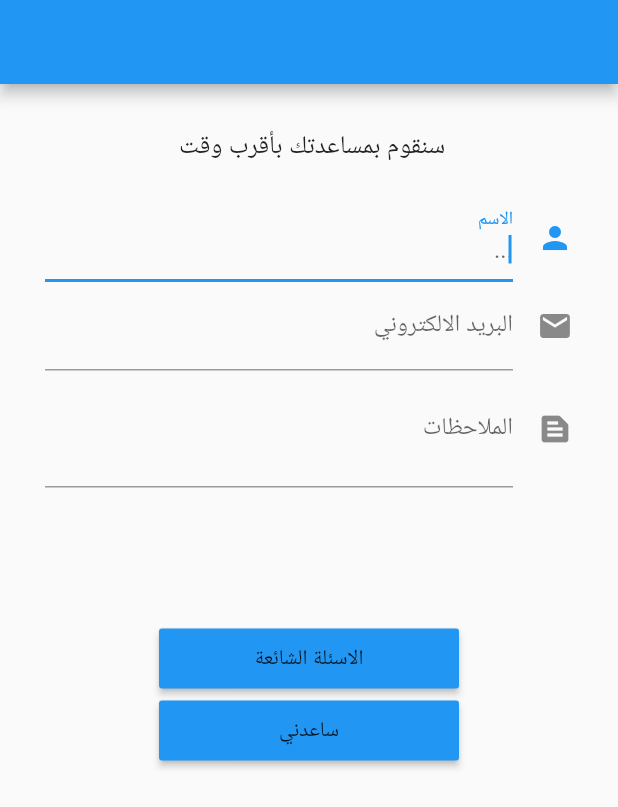
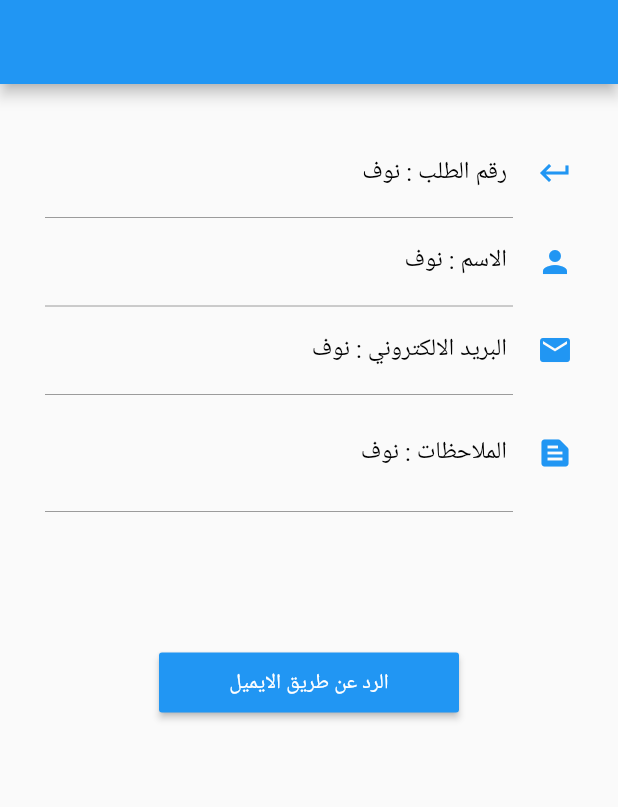
Before and after one commit to Reemalmalki/hawia_app, a Flutter app: the MyHomePage screen opened directly with empty values, on a phone screen of 412 x 824 dp. Shown: the top 807 px of the screen. Run offline on Flutter 3.47's test engine with Material 2 defaults, Android fonts, the phone set to English and light mode, and no system bars; our stand-ins replace cloud_firestore, firebase_auth, firebase_core, rflutter_alert; accounts and stored records are empty; Roboto replaces fonts that are missing (Hind).

Commit message:
view help request info as front end done

```diff
--- a/lib/viewHelpRequestInfo.dart
+++ b/lib/viewHelpRequestInfo.dart
@@ -2,30 +2,20 @@ import 'package:flutter/material.dart';
 import 'package:flutter/services.dart';
 import 'package:cloud_firestore/cloud_firestore.dart';
 import 'package:firebase_core/firebase_core.dart';
+import 'package:rflutter_alert/rflutter_alert.dart';
 
-void main() => runApp(MyApp1());
+//import 'package:flutter_email_sender/flutter_email_sender.dart';
 
-class MyApp1 extends StatelessWidget {
+void main() => runApp(MyApp());
+
+class MyApp extends StatelessWidget {
   @override
-  /* Widget build(BuildContext context) {
-    return new MaterialApp(
-      // title: 'Flutter Form Demo',
-      theme: new ThemeData(
-        primarySwatch: Colors.blue,
-      ),
-      home: new MyHomePage(title: ' طلب المساعدة '),
-    );
-  }
-}*/
-
   Widget build(BuildContext context) {
     final appName = 'طلبات المساعدة';
 
     return MaterialApp(
       title: appName,
       theme: ThemeData(
-        // Define the default brightness and colors.
-        //  brightness: Brightness.dark,
         primaryColor: Colors.lightBlue[800],
         accentColor: Colors.cyan[600],
 
@@ -35,8 +25,8 @@ class MyApp1 extends StatelessWidget {
         // Define the default TextTheme. Use this to specify the default
         // text styling for headlines, titles, bodies of text, and more.
         textTheme: TextTheme(
-          headline1: TextStyle(fontSize: 72.0, fontWeight: FontWeight.bold),
-          headline6: TextStyle(fontSize: 36.0, fontStyle: FontStyle.italic),
+          headline1: TextStyle(fontSize: 30.0, fontWeight: FontWeight.bold),
+          headline6: TextStyle(fontSize: 20.0, fontStyle: FontStyle.italic),
           bodyText2: TextStyle(fontSize: 14.0, fontFamily: 'Hind'),
         ),
       ),
@@ -50,15 +40,20 @@ class MyApp1 extends StatelessWidget {
 class MyHomePage extends StatefulWidget {
   MyHomePage({Key key, this.title}) : super(key: key);
   final String title;
-
   @override
   viewHelpRequestInfo createState() => new viewHelpRequestInfo();
 }
 
 class viewHelpRequestInfo extends State<MyHomePage> {
   final nameController = TextEditingController();
+  final numberController = TextEditingController();
   final emailController = TextEditingController();
   final noteController = TextEditingController();
+  bool _isButtonDisabled;
+  @override
+  void initState() {
+    _isButtonDisabled = false;
+  }
 
   @override
   Widget build(BuildContext context) {
@@ -66,45 +61,58 @@ class viewHelpRequestInfo extends State<MyHomePage> {
         appBar: new AppBar(
           title: Center(child: Text(widget.title)),
         ),
-        body: SingleChildScrollView(
+        body: Center(
             child: Padding(
           padding: EdgeInsets.all(30),
           child: Directionality(
               textDirection: TextDirection.rtl,
               child: Column(children: <Widget>[
-                Text.rich(
-                  TextSpan(
-                    style: TextStyle(fontSize: 17.0, fontFamily: 'Hind'),
-                    //   TextStyle(fontSize: 14.0, fontFamily: 'Hind'),
-                    text: 'سنقوم بمساعدتك بأقرب وقت ', // default text style
-                  ),
-                ),
-                SizedBox(height: 20), //to add space between colmun
-
                 Container(
                     child: TextField(
-                  controller: nameController,
+                  controller: numberController,
                   textAlign: TextAlign.right,
                   autofocus: true,
                   decoration: new InputDecoration(
                       // border: OutlineInputBorder(),
-                      icon: const Icon(Icons.person),
-                      labelText: "الاسم",
-                      hintText: "..."),
+                      icon: const Icon(
+                        Icons.keyboard_return_sharp,
+                        color: Colors.blue,
+                      ),
+                      labelText: " رقم الطلب :" + " " + "نوف",
+                      labelStyle: TextStyle(color: Colors.black)),
+                  enabled: false,
                 )),
-
                 Container(
                     child: TextField(
                   textAlign: TextAlign.right,
-                  controller: emailController,
+                  controller: nameController,
                   autofocus: true,
                   decoration: new InputDecoration(
                       // border: OutlineInputBorder(),
-                      icon: const Icon(Icons.email),
-                      labelText: "البريد الالكتروني",
-                      hintText: "..."),
-                  keyboardType: TextInputType.emailAddress,
+                      icon: const Icon(
+                        Icons.person,
+                        color: Colors.blue,
+                      ),
+                      labelText: " الاسم :" + " " + "نوف",
+                      labelStyle: TextStyle(color: Colors.black)),
+                  enabled: false,
                 )),
+                Container(
+                  child: TextField(
+                    textAlign: TextAlign.right,
+                    controller: emailController,
+                    autofocus: true,
+                    decoration: new InputDecoration(
+                        // border: OutlineInputBorder(),
+                        icon: const Icon(
+                          Icons.email,
+                          color: Colors.blue,
+                        ),
+                        labelText: " البريد الالكتروني :" + " " + "نوف",
+                        labelStyle: TextStyle(color: Colors.black)),
+                    enabled: false,
+                  ),
+                ),
 
                 Container(
                     child: TextField(
@@ -115,9 +123,13 @@ class viewHelpRequestInfo extends State<MyHomePage> {
                   autofocus: true,
                   decoration: new InputDecoration(
                       // border: OutlineInputBorder(),
-                      icon: const Icon(Icons.text_snippet),
-                      labelText: "الملاحظات",
-                      hintText: "..."),
+                      icon: const Icon(
+                        Icons.text_snippet,
+                        color: Colors.blue,
+                      ),
+                      labelText: " الملاحظات :" + " " + "نوف",
+                      labelStyle: TextStyle(color: Colors.black)),
+                  enabled: false,
                 )),
                 SizedBox(height: 90), //to add space between colmun
                 ButtonTheme(
@@ -126,18 +138,11 @@ class viewHelpRequestInfo extends State<MyHomePage> {
                   minWidth: 200.0,
                   height: 40.0,
                   child: RaisedButton(
-                    onPressed: () {},
-                    child: Text("الاسئلة الشائعة"),
-                  ),
-                ),
-                ButtonTheme(
-                  //padding: Ed
-                  // geInsets.all(-50),
-                  minWidth: 200.0,
-                  height: 40.0,
-                  child: RaisedButton(
-                    onPressed: _checker,
-                    child: Text("ساعدني"),
+                    onPressed: _isButtonDisabled ? null : _checker,
+                    child: Text(
+                      "الرد عن طريق الايميل",
+                      style: TextStyle(color: Colors.white),
+                    ),
                   ),
                 ),
               ])),
@@ -145,6 +150,9 @@ class viewHelpRequestInfo extends State<MyHomePage> {
   }
 
   void _helpButtonPressed() async {
+    setState(() {
+      _isButtonDisabled = true;
+    });
     await Firebase.initializeApp();
     final databaseReference = FirebaseFirestore.instance;
     DocumentSnapshot doc = await databaseReference
@@ -162,27 +170,47 @@ class viewHelpRequestInfo extends State<MyHomePage> {
       'email': emailController.text,
       'note': noteController.text,
       'requestId': id,
-      'response': ''
+      'response': '',
+      'status': 'opened',
     });
     print(ref.id);
+    Alert(
+      context: context,
+      title: "تم الإرسال بنجاح",
+      desc: "رقم الطلب :  " + id.toString(),
+      buttons: [
+        DialogButton(
+          child: Text(
+            "حسناً",
+            style: TextStyle(color: Colors.white, fontSize: 20),
+          ),
+          onPressed: () => Navigator.pop(context), // هنا وين يروح بعدها ؟
+          color: Colors.lightBlue[800],
+          radius: BorderRadius.circular(0.5),
+        ),
+      ],
+    ).show();
   }
 
   void _checker() {
     bool flag = true;
     if (nameController.text.isEmpty) {
       //
-      print(nameController.text);
+      _showMyDialog("غير مكتمل", "الرجاء كتابة الأسم بشكل صحيح");
       flag = false;
+      return;
     }
     if (!(isValidEmail(emailController.text))) {
       //
-      print(emailController.text);
+      _showMyDialog("غير مكتمل", "الرجاء كتابة البريد الإلكتروني بشكل صحيح");
       flag = false;
+      return;
     }
     if (noteController.text.isEmpty) {
       //
-      print(noteController.text);
+      _showMyDialog("غير مكتمل", "الرجاء كتابةالملاحظات بشكل صحيح");
       flag = false;
+      return;
     }
 
     if (flag) {
@@ -195,4 +223,36 @@ class viewHelpRequestInfo extends State<MyHomePage> {
         r"^[a-zA-Z0-9.!#$%&'*+/=?^_`{|}~-]+@[a-zA-Z0-9](?:[a-zA-Z0-9-]{0,253}[a-zA-Z0-9])?(?:\.[a-zA-Z0-9](?:[a-zA-Z0-9-]{0,253}[a-zA-Z0-9])?)*$");
     return regex.hasMatch(input);
   }
+
+/*
+  void _sendEmail() async {
+    final Email email = Email(
+      body: 'Email body',
+      subject: 'Email subject',
+      recipients: ['reemalmalki98@gmail.com'],
+     // attachmentPaths: ['/path/to/attachment.zip'],
+      isHTML: false,
+    );
+
+    await FlutterEmailSender.send(email);
+  }
+*/
+  Future<void> _showMyDialog(String title, String body) async {
+    Alert(
+      context: context,
+      title: title,
+      desc: body,
+      buttons: [
+        DialogButton(
+          child: Text(
+            "حسناً",
+            style: TextStyle(color: Colors.white, fontSize: 20),
+          ),
+          onPressed: () => Navigator.pop(context), // هنا وين يروح بعدها ؟
+          color: Colors.lightBlue[800],
+          radius: BorderRadius.circular(0.5),
+        ),
+      ],
+    ).show();
+  }
 }
```
